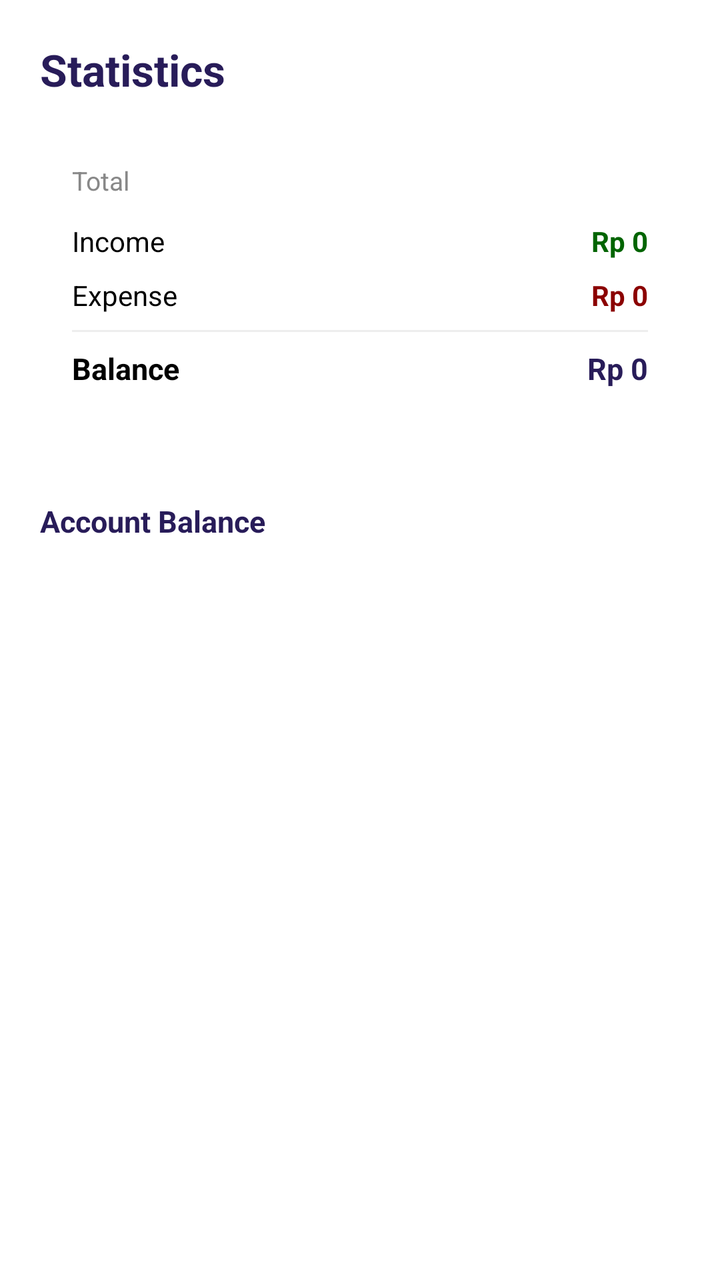
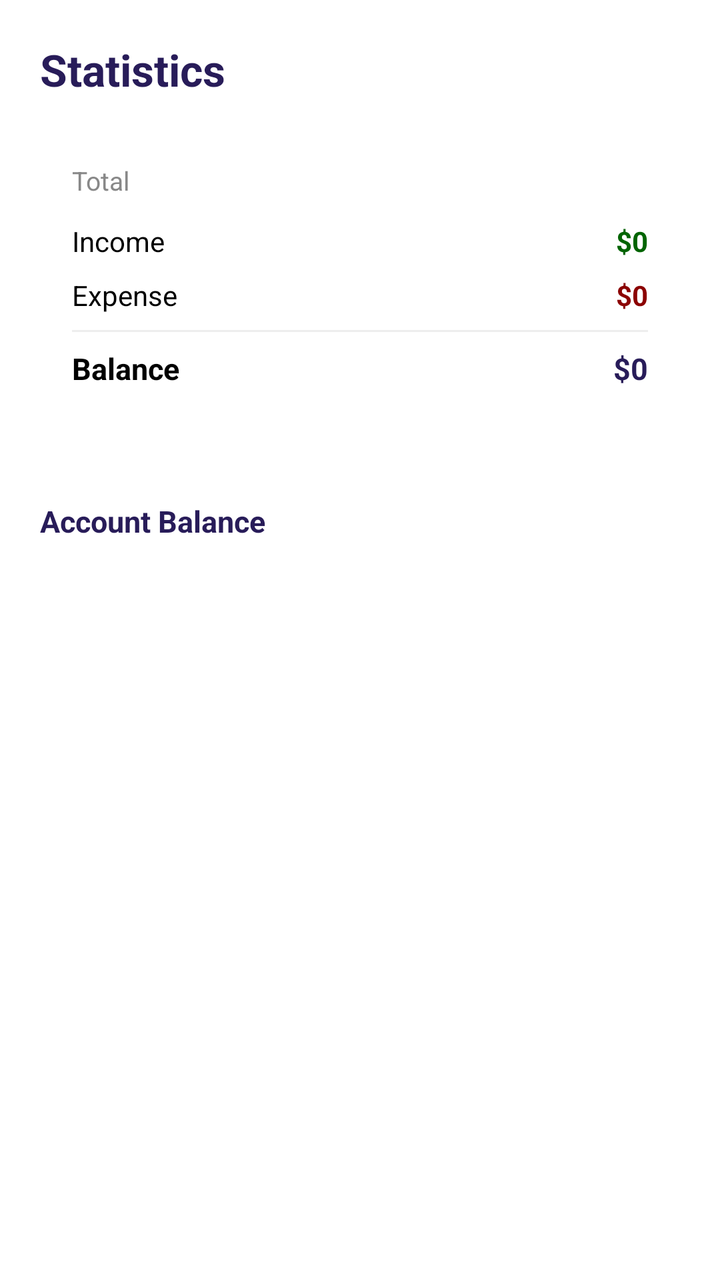

Screens rendered from an Android XML layout before and after an edit, with the pre-edit source and the edit as a unified diff.
<!-- AndroidManifest.xml: application theme Theme.ExpenseManager -->
<!-- res/layout/fragment_stats.xml -->
<?xml version="1.0" encoding="utf-8"?>
<ScrollView xmlns:android="http://schemas.android.com/apk/res/android"
    xmlns:app="http://schemas.android.com/apk/res-auto"
    android:layout_width="match_parent"
    android:layout_height="match_parent"
    android:background="@color/white">

    <LinearLayout
        android:layout_width="match_parent"
        android:layout_height="wrap_content"
        android:orientation="vertical"
        android:padding="20dp">

        
        <TextView
            android:layout_width="match_parent"
            android:layout_height="wrap_content"
            android:text="Statistics"
            android:textSize="22sp"
            android:textStyle="bold"
            android:textColor="@color/blue"
            android:layout_marginBottom="16dp" />

        
        <androidx.cardview.widget.CardView
            android:layout_width="match_parent"
            android:layout_height="wrap_content"
            android:layout_marginBottom="20dp"
            app:cardCornerRadius="8dp"
            app:cardElevation="0dp">

            <LinearLayout
                android:layout_width="match_parent"
                android:layout_height="wrap_content"
                android:orientation="vertical"
                android:padding="16dp">

                <TextView
                    android:layout_width="match_parent"
                    android:layout_height="wrap_content"
                    android:text="Total"
                    android:textSize="13sp"
                    android:textColor="#888888"
                    android:layout_marginBottom="12dp" />

                <LinearLayout
                    android:layout_width="match_parent"
                    android:layout_height="wrap_content"
                    android:orientation="horizontal"
                    android:layout_marginBottom="8dp">

                    <TextView
                        android:layout_width="0dp"
                        android:layout_height="wrap_content"
                        android:layout_weight="1"
                        android:text="Income"
                        android:textSize="14sp"
                        android:textColor="@color/black" />

                    <TextView
                        android:id="@+id/statsIncome"
                        android:layout_width="wrap_content"
                        android:layout_height="wrap_content"
                        android:text="Rp 0"
                        android:textSize="14sp"
                        android:textStyle="bold"
                        android:textColor="#006400" />
                </LinearLayout>

                <LinearLayout
                    android:layout_width="match_parent"
                    android:layout_height="wrap_content"
                    android:orientation="horizontal"
                    android:layout_marginBottom="8dp">

                    <TextView
                        android:layout_width="0dp"
                        android:layout_height="wrap_content"
                        android:layout_weight="1"
                        android:text="Expense"
                        android:textSize="14sp"
                        android:textColor="@color/black" />

                    <TextView
                        android:id="@+id/statsExpense"
                        android:layout_width="wrap_content"
                        android:layout_height="wrap_content"
                        android:text="Rp 0"
                        android:textSize="14sp"
                        android:textStyle="bold"
                        android:textColor="#8B0000" />
                </LinearLayout>

                <View
                    android:layout_width="match_parent"
                    android:layout_height="1dp"
                    android:background="#EEEEEE"
                    android:layout_marginBottom="8dp" />

                <LinearLayout
                    android:layout_width="match_parent"
                    android:layout_height="wrap_content"
                    android:orientation="horizontal">

                    <TextView
                        android:layout_width="0dp"
                        android:layout_height="wrap_content"
                        android:layout_weight="1"
                        android:text="Balance"
                        android:textSize="15sp"
                        android:textStyle="bold"
                        android:textColor="@color/black" />

                    <TextView
                        android:id="@+id/statsBalance"
                        android:layout_width="wrap_content"
                        android:layout_height="wrap_content"
                        android:text="Rp 0"
                        android:textSize="15sp"
                        android:textStyle="bold"
                        android:textColor="@color/blue" />
                </LinearLayout>

            </LinearLayout>
        </androidx.cardview.widget.CardView>

        

        <androidx.cardview.widget.CardView
            android:layout_width="match_parent"
            android:layout_height="wrap_content"
            android:layout_marginBottom="20dp"
            app:cardCornerRadius="8dp"
            app:cardElevation="2dp"/>

        
        <TextView
            android:layout_width="match_parent"
            android:layout_height="wrap_content"
            android:text="Account Balance"
            android:textSize="15sp"
            android:textStyle="bold"
            android:textColor="@color/blue"
            android:layout_marginBottom="8dp" />

        <androidx.cardview.widget.CardView
            android:layout_width="match_parent"
            android:layout_height="wrap_content"
            app:cardCornerRadius="8dp"
            app:cardElevation="0dp">

            <LinearLayout
                android:id="@+id/accountContainer"
                android:layout_width="match_parent"
                android:layout_height="wrap_content"
                android:orientation="vertical"
                android:padding="16dp" />

        </androidx.cardview.widget.CardView>

    </LinearLayout>
</ScrollView>
<!-- resources referenced by this layout -->
<resources>
  <color name="black">#FF000000</color>
  <color name="blue">#281C59</color>
  <color name="white">#FFFFFFFF</color>
  <style name="Theme.ExpenseManager" parent="Base.Theme.ExpenseManager" />
  <style name="Base.Theme.ExpenseManager" parent="Theme.Material3.DayNight.NoActionBar">
          
          
          <item name="colorPrimary">@color/blue</item>
      </style>
</resources>

<!-- the commit's change to res/layout/fragment_stats.xml (unified diff, before → after) -->
@@ -61,7 +61,7 @@
                         android:id="@+id/statsIncome"
                         android:layout_width="wrap_content"
                         android:layout_height="wrap_content"
-                        android:text="Rp 0"
+                        android:text="$0"
                         android:textSize="14sp"
                         android:textStyle="bold"
                         android:textColor="#006400" />
@@ -85,7 +85,7 @@
                         android:id="@+id/statsExpense"
                         android:layout_width="wrap_content"
                         android:layout_height="wrap_content"
-                        android:text="Rp 0"
+                        android:text="$0"
                         android:textSize="14sp"
                         android:textStyle="bold"
                         android:textColor="#8B0000" />
@@ -115,7 +115,7 @@
                         android:id="@+id/statsBalance"
                         android:layout_width="wrap_content"
                         android:layout_height="wrap_content"
-                        android:text="Rp 0"
+                        android:text="$0"
                         android:textSize="15sp"
                         android:textStyle="bold"
                         android:textColor="@color/blue" />
